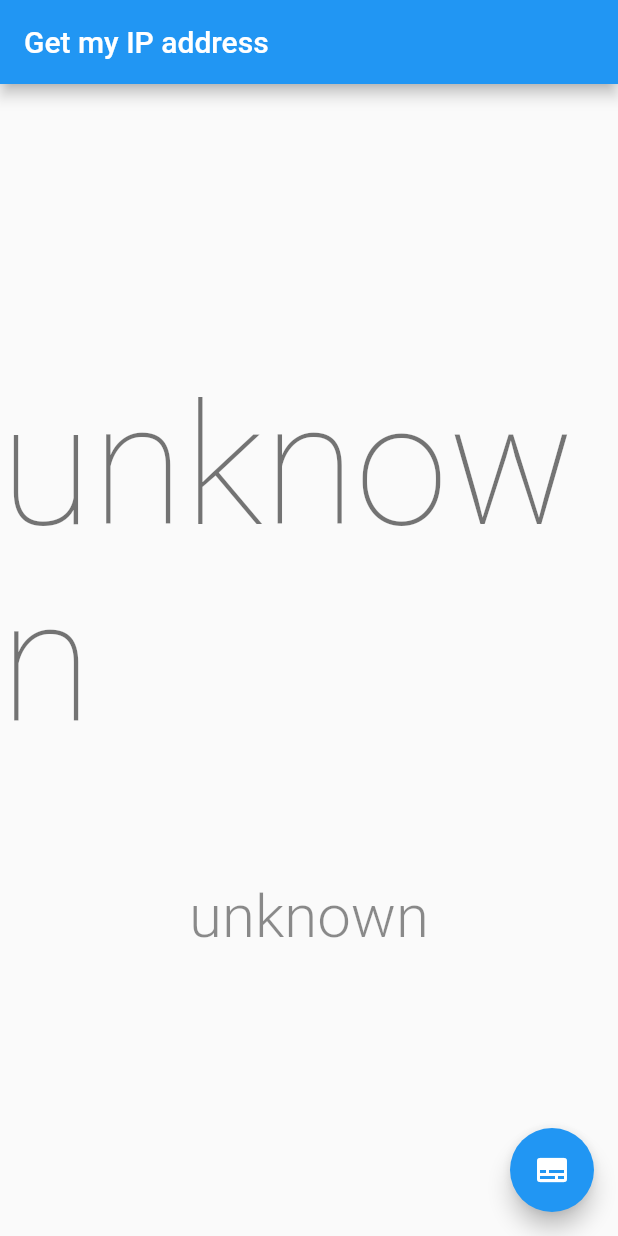
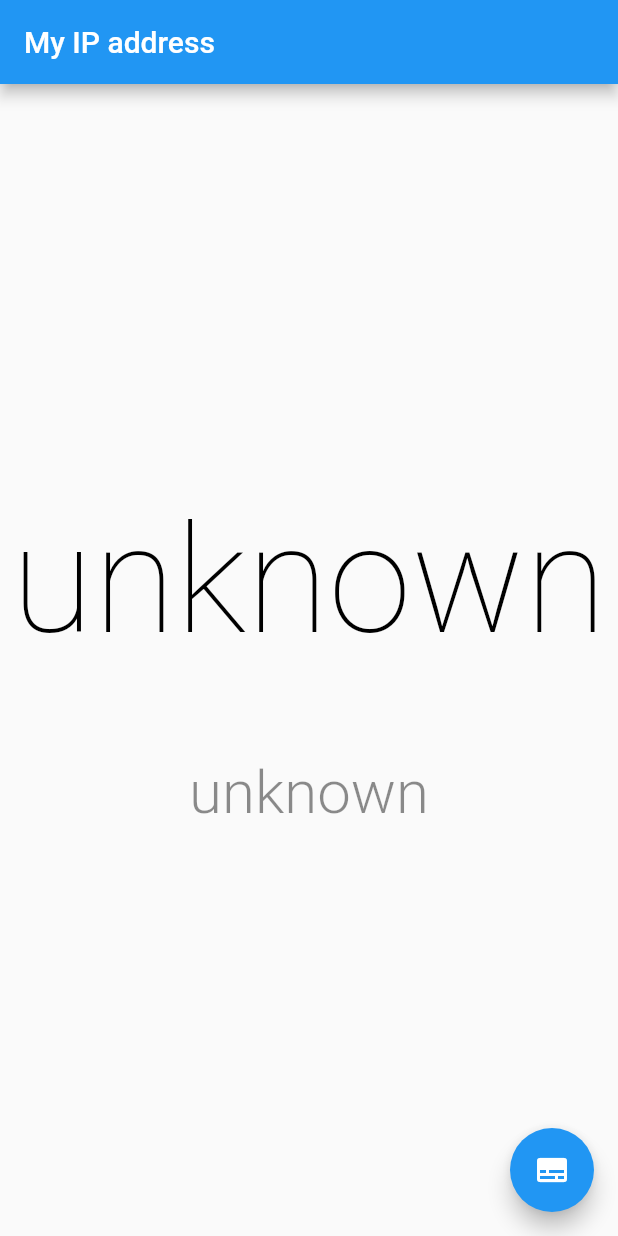
Before and after one commit to mvc-works/local_ip, a Flutter app: the screen it shows after launch, on a phone screen of 412 x 824 dp. Run offline on Flutter 3.47's test engine with Material 2 defaults, Android fonts, the phone set to English and light mode, and no system bars; missing offline and left inert: get_ip.

```diff
--- a/lib/main.dart
+++ b/lib/main.dart
@@ -11,18 +11,9 @@ class MyApp extends StatelessWidget {
     return MaterialApp(
       title: 'Flutter Demo',
       theme: ThemeData(
-        // This is the theme of your application.
-        //
-        // Try running your application with "flutter run". You'll see the
-        // application has a blue toolbar. Then, without quitting the app, try
-        // changing the primarySwatch below to Colors.green and then invoke
-        // "hot reload" (press "r" in the console where you ran "flutter run",
-        // or simply save your changes to "hot reload" in a Flutter IDE).
-        // Notice that the counter didn't reset back to zero; the application
-        // is not restarted.
         primarySwatch: Colors.blue,
       ),
-      home: MyHomePage(title: 'Get my IP address'),
+      home: MyHomePage(title: 'My IP address'),
     );
   }
 }
@@ -57,11 +48,12 @@ class _MyHomePageState extends State<MyHomePage> {
 
   void _setIp() async {
     String myAddress = await GetIp.ipAddress;
-    var formatter = new DateFormat('HH:mm:ss.sss');
+    var formatter = new DateFormat('HH:mm:ss');
     String now = formatter.format(new DateTime.now());
     setState(() {
       _myIp = myAddress;
-      _time = now;
+      _time =
+          "$now - ${(new DateTime.now().millisecond).toString().padLeft(3, '0')}";
     });
   }
 
@@ -71,44 +63,23 @@ class _MyHomePageState extends State<MyHomePage> {
 
   @override
   Widget build(BuildContext context) {
-    // This method is rerun every time setState is called, for instance as done
-    // by the _incrementCounter method above.
-    //
-    // The Flutter framework has been optimized to make rerunning build methods
-    // fast, so that you can just rebuild anything that needs updating rather
-    // than having to individually change instances of widgets.
     return Scaffold(
       appBar: AppBar(
-        // Here we take the value from the MyHomePage object that was created by
-        // the App.build method, and use it to set our appbar title.
         title: Text(widget.title),
       ),
       body: Center(
-        // Center is a layout widget. It takes a single child and positions it
-        // in the middle of the parent.
         child: Column(
-          // Column is also a layout widget. It takes a list of children and
-          // arranges them vertically. By default, it sizes itself to fit its
-          // children horizontally, and tries to be as tall as its parent.
-          //
-          // Invoke "debug painting" (press "p" in the console, choose the
-          // "Toggle Debug Paint" action from the Flutter Inspector in Android
-          // Studio, or the "Toggle Debug Paint" command in Visual Studio Code)
-          // to see the wireframe for each widget.
-          //
-          // Column has various properties to control how it sizes itself and
-          // how it positions its children. Here we use mainAxisAlignment to
-          // center the children vertically; the main axis here is the vertical
-          // axis because Columns are vertical (the cross axis would be
-          // horizontal).
           mainAxisAlignment: MainAxisAlignment.center,
           children: <Widget>[
             Text(
               '$_myIp',
-              style: Theme.of(context).textTheme.display4,
+              style: TextStyle(
+                  fontSize: 100,
+                  color: Colors.black,
+                  fontWeight: FontWeight.w100),
             ),
             Container(
-              height: 80,
+              height: 60,
             ),
             Text(
               '$_time',
```
Also changed, not shown: 3 other files.
